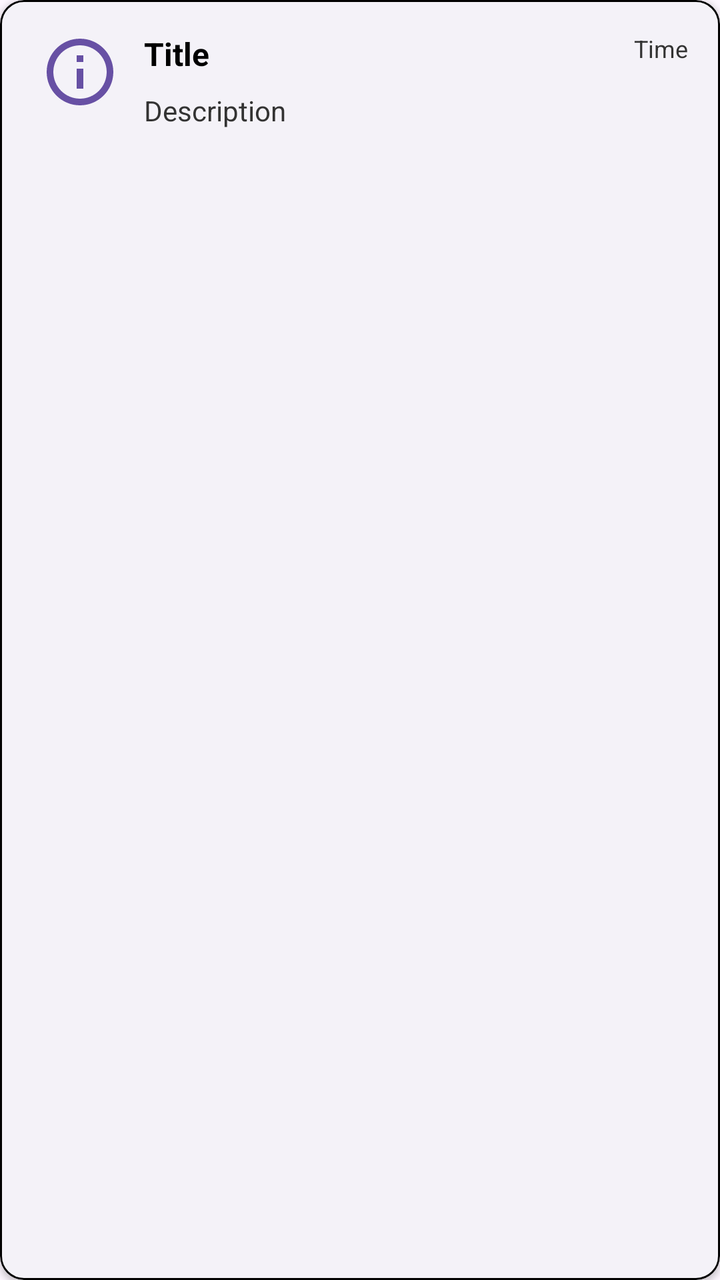
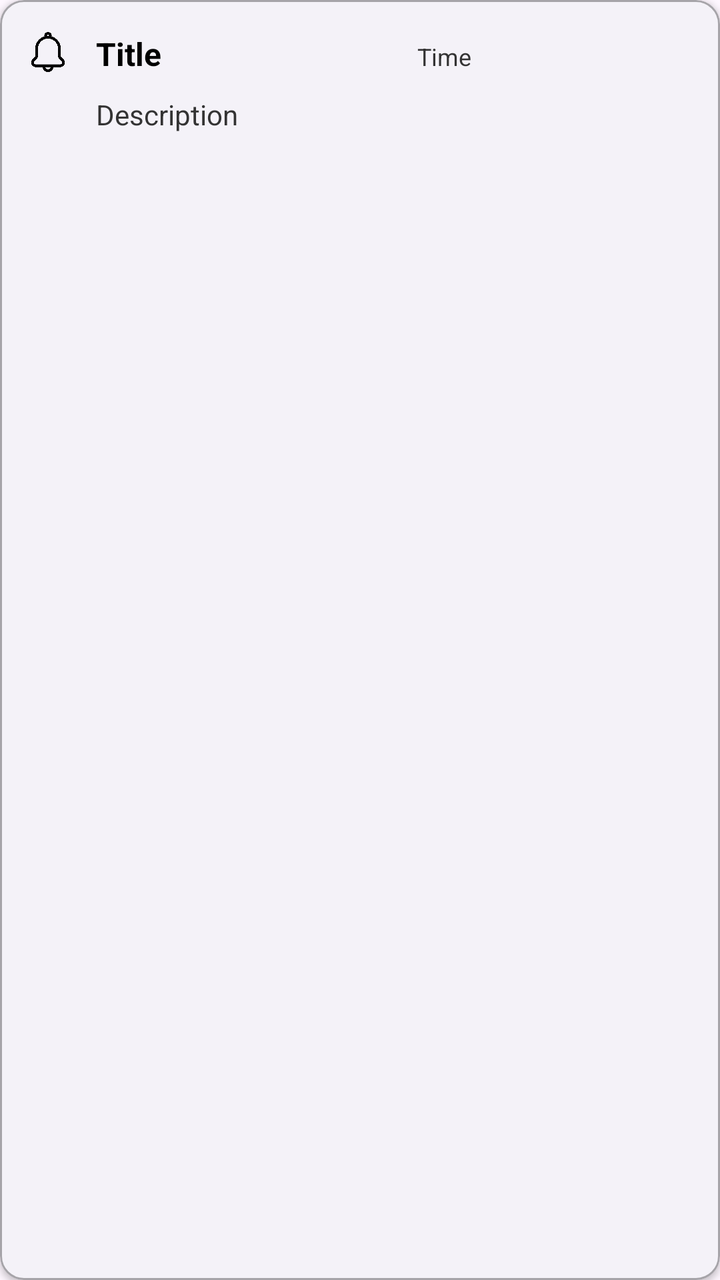

Before-and-after screenshots of an Android layout around one commit, followed by the original layout XML and the change that was made.
<!-- AndroidManifest.xml: application theme Theme.CAMPUS -->
<!-- res/layout/item_notification.xml -->
<?xml version="1.0" encoding="utf-8"?>
<com.google.android.material.card.MaterialCardView xmlns:android="http://schemas.android.com/apk/res/android"
    xmlns:app="http://schemas.android.com/apk/res-auto"
    android:id="@+id/notification_card"
    android:layout_width="match_parent"
    android:layout_height="wrap_content"
    android:layout_marginHorizontal="16dp"
    android:layout_marginVertical="8dp"
    app:cardElevation="2dp"
    app:cardCornerRadius="12dp"
    app:strokeWidth="1dp"
    app:strokeColor="@android:color/black">

    <androidx.constraintlayout.widget.ConstraintLayout
        android:layout_width="match_parent"
        android:layout_height="wrap_content"
        android:padding="16dp">

        
        <View
            android:id="@+id/unread_left_border"
            android:layout_width="4dp"
            android:layout_height="0dp"
            android:background="?attr/colorPrimary"
            android:visibility="gone"
            app:layout_constraintTop_toTopOf="parent"
            app:layout_constraintBottom_toBottomOf="parent"
            app:layout_constraintStart_toStartOf="parent" />

        
        <ImageView
            android:id="@+id/notification_icon"
            android:layout_width="40dp"
            android:layout_height="40dp"
            android:src="@drawable/ic_notification_info"
            android:contentDescription="@string/notification_type_icon"
            app:layout_constraintTop_toTopOf="parent"
            app:layout_constraintStart_toStartOf="parent"
            android:layout_marginStart="4dp" />

        
        <TextView
            android:id="@+id/notification_title"
            android:layout_width="0dp"
            android:layout_height="wrap_content"
            android:layout_marginStart="12dp"
            android:layout_marginEnd="12dp"
            android:textSize="16sp"
            android:textStyle="bold"
            android:textColor="?attr/colorOnSurface"
            android:text="Title"
            app:layout_constraintTop_toTopOf="parent"
            app:layout_constraintStart_toEndOf="@id/notification_icon"
            app:layout_constraintEnd_toStartOf="@id/notification_time" />

        
        <TextView
            android:id="@+id/notification_time"
            android:layout_width="wrap_content"
            android:layout_height="wrap_content"
            android:layout_marginStart="8dp"
            android:textSize="12sp"
            android:textColor="?attr/colorOnSurfaceVariant"
            android:text="Time"
            app:layout_constraintTop_toTopOf="parent"
            app:layout_constraintEnd_toEndOf="parent" />

        
        <TextView
            android:id="@+id/notification_description"
            android:layout_width="0dp"
            android:layout_height="wrap_content"
            android:layout_marginTop="8dp"
            android:layout_marginStart="56dp"
            android:layout_marginEnd="12dp"
            android:textSize="14sp"
            android:textColor="?attr/colorOnSurfaceVariant"
            android:text="Description"
            app:layout_constraintTop_toBottomOf="@id/notification_title"
            app:layout_constraintStart_toStartOf="parent"
            app:layout_constraintEnd_toEndOf="parent" />

        
        <Button
            android:id="@+id/read_button"
            android:layout_width="wrap_content"
            android:layout_height="32dp"
            android:layout_marginTop="12dp"
            android:layout_marginStart="56dp"
            android:text="@string/read_button"
            android:textSize="12sp"
            android:textAllCaps="false"
            android:visibility="gone"
            style="@style/Widget.MaterialComponents.Button.TextButton"
            app:layout_constraintTop_toBottomOf="@id/notification_description"
            app:layout_constraintStart_toStartOf="parent" />

    </androidx.constraintlayout.widget.ConstraintLayout>
</com.google.android.material.card.MaterialCardView>
<!-- resources referenced by this layout -->
<resources>
  <!-- drawable ic_notification_info (drawable) -->
  <?xml version="1.0" encoding="utf-8"?>
  <vector xmlns:android="http://schemas.android.com/apk/res/android"
      android:width="24dp"
      android:height="24dp"
      android:viewportWidth="24"
      android:viewportHeight="24">
      <path
          android:fillColor="?attr/colorPrimary"
          android:pathData="M12,2C6.48,2 2,6.48 2,12s4.48,10 10,10 10,-4.48 10,-10S17.52,2 12,2zM12,20c-4.42,0 -8,-3.58 -8,-8s3.58,-8 8,-8 8,3.58 8,8 -3.58,8 -8,8zM11,17h2v-6h-2v6zm0,-8h2V7h-2v2z"/>
  </vector>
  <string name="notification_type_icon">Notification type icon</string>
  <string name="read_button">Прочитано</string>
  <style name="Theme.CAMPUS" parent="Base.Theme.CAMPUS" />
  <style name="Base.Theme.CAMPUS" parent="Theme.Material3.Light.NoActionBar">
          <item name="colorSurface">#FFFFFF</item>        
          <item name="colorOnSurface">#000000</item>      
          <item name="colorOnSurfaceVariant">#333333</item> 
      </style>
</resources>

<!-- the commit's change to res/layout/item_notification.xml (unified diff, before → after) -->
@@ -9,91 +9,108 @@
     app:cardElevation="2dp"
     app:cardCornerRadius="12dp"
     app:strokeWidth="1dp"
-    app:strokeColor="@android:color/black">
+    app:strokeColor="#52000000">
 
-    <androidx.constraintlayout.widget.ConstraintLayout
+    
+    <View
+        android:id="@+id/unread_left_border"
+        android:layout_width="4dp"
+        android:layout_height="match_parent"
+        android:background="#0084FF"
+        android:visibility="gone"
+        android:layout_marginTop="5dp"
+        app:layout_constraintTop_toTopOf="parent"
+        app:layout_constraintBottom_toBottomOf="parent"
+        app:layout_constraintStart_toStartOf="parent" />
+
+    <LinearLayout
         android:layout_width="match_parent"
         android:layout_height="wrap_content"
-        android:padding="16dp">
-
-        
-        <View
-            android:id="@+id/unread_left_border"
-            android:layout_width="4dp"
-            android:layout_height="0dp"
-            android:background="?attr/colorPrimary"
-            android:visibility="gone"
-            app:layout_constraintTop_toTopOf="parent"
-            app:layout_constraintBottom_toBottomOf="parent"
-            app:layout_constraintStart_toStartOf="parent" />
-
+        android:padding="16dp"
+        android:paddingStart="0dp"
+        android:paddingEnd="16dp"
+        android:orientation="horizontal"
+        app:cardCornerRadius="12dp"
+        >
         
         <ImageView
             android:id="@+id/notification_icon"
-            android:layout_width="40dp"
-            android:layout_height="40dp"
-            android:src="@drawable/ic_notification_info"
+            android:layout_width="20dp"
+            android:layout_height="20dp"
+            android:src="@drawable/notification"
             android:contentDescription="@string/notification_type_icon"
             app:layout_constraintTop_toTopOf="parent"
             app:layout_constraintStart_toStartOf="parent"
-            android:layout_marginStart="4dp" />
+            android:layout_marginStart="14dp" />
 
-        
-        <TextView
-            android:id="@+id/notification_title"
-            android:layout_width="0dp"
+        <LinearLayout
+            android:layout_width="match_parent"
             android:layout_height="wrap_content"
-            android:layout_marginStart="12dp"
-            android:layout_marginEnd="12dp"
-            android:textSize="16sp"
-            android:textStyle="bold"
-            android:textColor="?attr/colorOnSurface"
-            android:text="Title"
-            app:layout_constraintTop_toTopOf="parent"
-            app:layout_constraintStart_toEndOf="@id/notification_icon"
-            app:layout_constraintEnd_toStartOf="@id/notification_time" />
+            android:orientation="vertical"
+            android:layout_marginLeft="14dp">
+            <LinearLayout
+                android:id="@+id/notification_header"
+                android:layout_width="match_parent"
+                android:layout_height="wrap_content"
+                android:orientation="horizontal"
+                android:layout_gravity="fill_horizontal">
+                
+                <TextView
+                    android:id="@+id/notification_title"
+                    android:layout_width="wrap_content"
+                    android:layout_height="wrap_content"
+                    android:layout_weight="1"
+                    android:layout_marginStart="0dp"
+                    android:layout_marginEnd="12dp"
+                    android:textSize="16sp"
+                    android:textStyle="bold"
+                    android:textColor="?attr/colorOnSurface"
+                    android:text="Title"
+                    app:layout_constraintTop_toTopOf="parent"
+                    app:layout_constraintEnd_toStartOf="parent" />
 
-        
-        <TextView
-            android:id="@+id/notification_time"
-            android:layout_width="wrap_content"
-            android:layout_height="wrap_content"
-            android:layout_marginStart="8dp"
-            android:textSize="12sp"
-            android:textColor="?attr/colorOnSurfaceVariant"
-            android:text="Time"
-            app:layout_constraintTop_toTopOf="parent"
-            app:layout_constraintEnd_toEndOf="parent" />
+                
+                <TextView
+                    android:id="@+id/notification_time"
+                    android:layout_width="wrap_content"
+                    android:layout_height="wrap_content"
+                    android:layout_marginStart="8dp"
+                    android:textSize="12sp"
+                    android:textColor="?attr/colorOnSurfaceVariant"
+                    android:layout_weight="1"
+                    android:text="Time"
+                    app:layout_constraintTop_toTopOf="parent"
+                    app:layout_constraintEnd_toEndOf="parent" />
+            </LinearLayout>
+            
+            <TextView
+                android:id="@+id/notification_description"
+                android:layout_width="wrap_content"
+                android:layout_height="wrap_content"
+                android:layout_marginTop="10dp"
+                android:layout_marginStart="0dp"
+                android:layout_marginEnd="0dp"
+                android:textSize="14sp"
+                android:textColor="?attr/colorOnSurfaceVariant"
+                android:text="Description"
+                app:layout_constraintTop_toBottomOf="@id/notification_title"
+                app:layout_constraintStart_toStartOf="parent"
+                app:layout_constraintEnd_toEndOf="parent" />
 
-        
-        <TextView
-            android:id="@+id/notification_description"
-            android:layout_width="0dp"
-            android:layout_height="wrap_content"
-            android:layout_marginTop="8dp"
-            android:layout_marginStart="56dp"
-            android:layout_marginEnd="12dp"
-            android:textSize="14sp"
-            android:textColor="?attr/colorOnSurfaceVariant"
-            android:text="Description"
-            app:layout_constraintTop_toBottomOf="@id/notification_title"
-            app:layout_constraintStart_toStartOf="parent"
-            app:layout_constraintEnd_toEndOf="parent" />
+            
+            <Button
+                android:id="@+id/read_button"
+                android:layout_width="wrap_content"
+                android:layout_height="wrap_content"
+                android:layout_marginTop="0dp"
+                android:layout_marginStart="0dp"
+                android:text="@string/read_button"
+                android:textSize="12sp"
+                android:textAllCaps="false"
+                android:visibility="gone"
+                style="@style/Widget.MaterialComponents.Button.TextButton"
+                app:layout_constraintStart_toStartOf="parent" />
+        </LinearLayout>
 
-        
-        <Button
-            android:id="@+id/read_button"
-            android:layout_width="wrap_content"
-            android:layout_height="32dp"
-            android:layout_marginTop="12dp"
-            android:layout_marginStart="56dp"
-            android:text="@string/read_button"
-            android:textSize="12sp"
-            android:textAllCaps="false"
-            android:visibility="gone"
-            style="@style/Widget.MaterialComponents.Button.TextButton"
-            app:layout_constraintTop_toBottomOf="@id/notification_description"
-            app:layout_constraintStart_toStartOf="parent" />
-
-    </androidx.constraintlayout.widget.ConstraintLayout>
+    </LinearLayout>
 </com.google.android.material.card.MaterialCardView>
<!-- resource entries referenced after the edit -->
@@ -1,16 +1,6 @@
 <!-- resources referenced by this layout -->
 <resources>
-  <!-- drawable ic_notification_info (drawable) -->
-  <?xml version="1.0" encoding="utf-8"?>
-  <vector xmlns:android="http://schemas.android.com/apk/res/android"
-      android:width="24dp"
-      android:height="24dp"
-      android:viewportWidth="24"
-      android:viewportHeight="24">
-      <path
-          android:fillColor="?attr/colorPrimary"
-          android:pathData="M12,2C6.48,2 2,6.48 2,12s4.48,10 10,10 10,-4.48 10,-10S17.52,2 12,2zM12,20c-4.42,0 -8,-3.58 -8,-8s3.58,-8 8,-8 8,3.58 8,8 -3.58,8 -8,8zM11,17h2v-6h-2v6zm0,-8h2V7h-2v2z"/>
-  </vector>
+  <!-- drawable notification: png bitmap (drawable, 11412 bytes) -->
   <string name="notification_type_icon">Notification type icon</string>
   <string name="read_button">Прочитано</string>
   <style name="Theme.CAMPUS" parent="Base.Theme.CAMPUS" />
